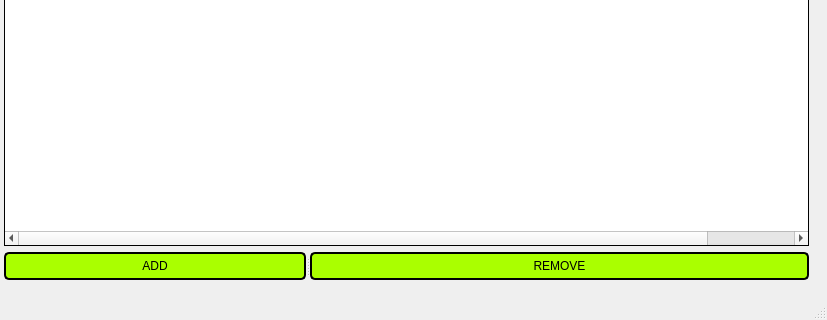
This is menu.ui in alandwalker2/sanpham as Qt 5 draws it before an edit; both pictures show x 120 to 947 and y 466 to 786 of the 947 by 786 pixel window. The edited form follows.
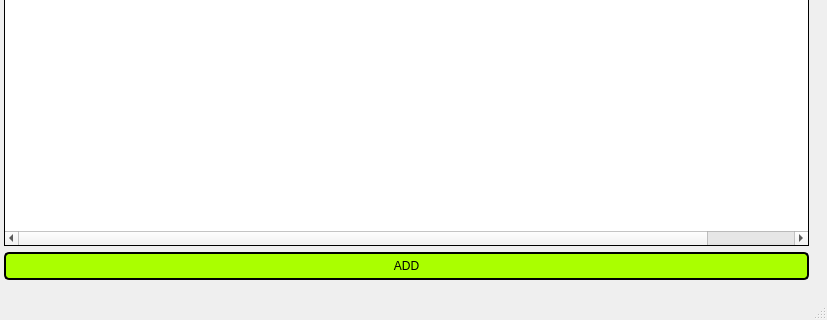
This is the edited form. Icons and pictures are not drawn.

```diff
--- a/menu.ui
+++ b/menu.ui
@@ -979,31 +979,6 @@
                <string>ADD</string>
               </property>
              </widget>
-             <widget class="QPushButton" name="removebt">
-              <property name="styleSheet">
-               <string notr="true">QPushButton{
-	color:black;
-		background-color: rgb(170, 255, 0);
-	font: 18pt &quot;MS Shell Dlg 2&quot;;
-border-radius:5px;
-border: 2px solid black;  /* Độ dày và màu sắc của viền */
-        border-radius: 5px;       /* Bo góc viền */
-        padding: 5px;  }
-QPushButton:hover{
-	color: rgb(0, 0, 0);
-	
-	background-color: rgb(213, 255, 252);
-  border: 2px solid blue; 
-}
-QPushBotton{
-background-color: rgb(255, 255, 0);
-color:white;}
-</string>
-              </property>
-              <property name="text">
-               <string>REMOVE</string>
-              </property>
-             </widget>
             </widget>
            </item>
           </layout>
```
Left out of the diff: 2 changed lines with no effect on the pictures.
